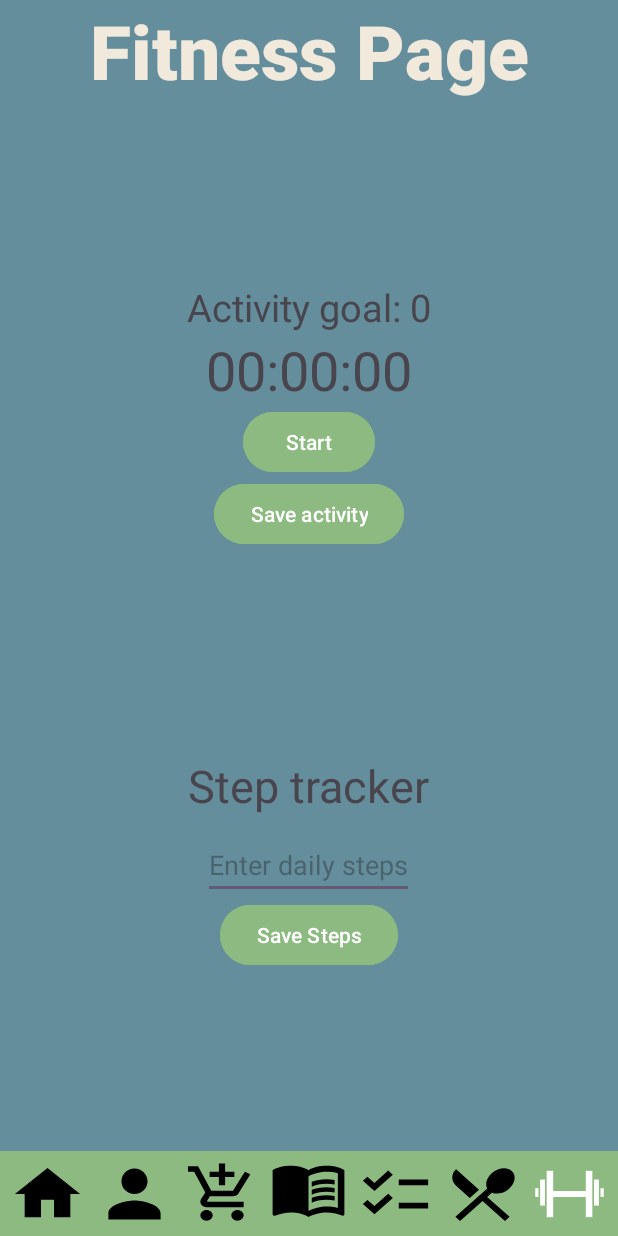
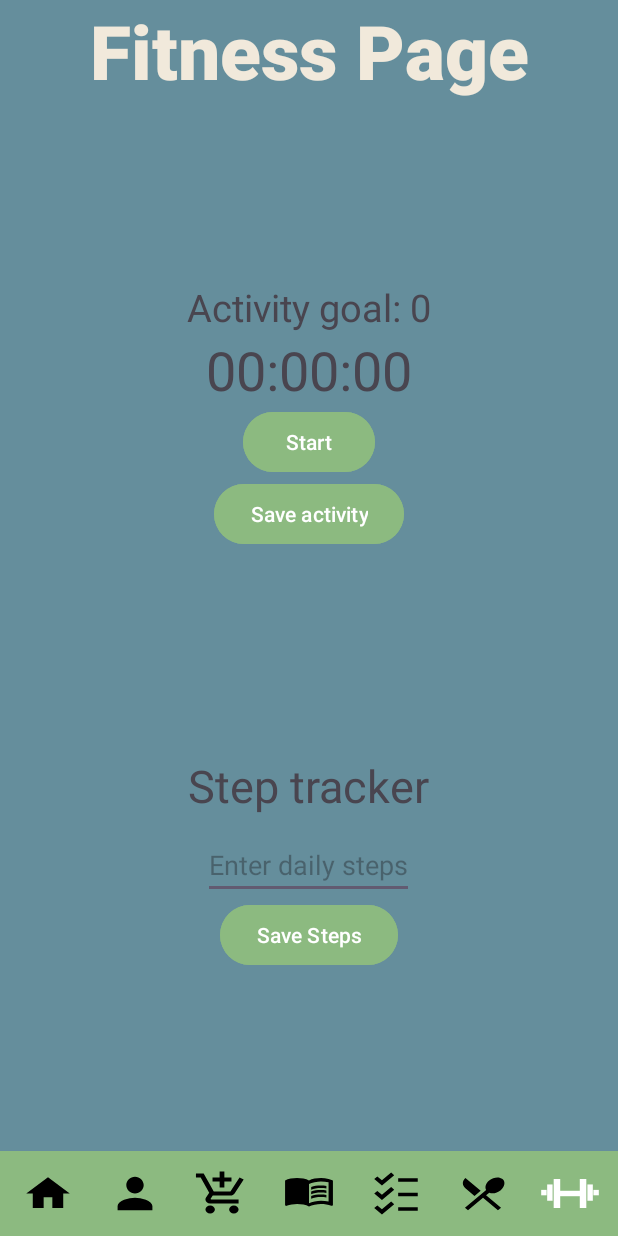
Before and after one commit to kailen-mccauley/CS2340A_Team24, an Android app: the FitnessActivity screen opened directly, with no data from a screen before it, on a phone screen of 412 x 824 dp. Run offline under Robolectric (Android 15) with nearby library versions, the phone set to English and light mode, and no system bars; our stand-ins replace Firebase (no records; nobody signed in at launch, a user with empty details on screens opened directly).

Commit message:
Small aesthetic changes to second iteration of navigation bar.

```diff
--- a/GreenPlate/app/src/main/res/drawable/ic_fitness_foreground.xml
+++ b/GreenPlate/app/src/main/res/drawable/ic_fitness_foreground.xml
@@ -1,6 +1,6 @@
 <vector xmlns:android="http://schemas.android.com/apk/res/android"
-    android:width="90dp"
-    android:height="80dp"
+    android:width="60dp"
+    android:height="50dp"
     android:viewportWidth="24"
     android:viewportHeight="24"
     android:tint="#000000">
@@ -10,31 +10,33 @@
         android:translateY="5.04">
         <path
             android:pathData="M6,12 L18,12"
-            android:strokeWidth="2"
+            android:strokeWidth="3"
+            android:strokeColor="@android:color/white"/>
+
+        <path
+            android:pathData="M18,4 V20"
+            android:strokeWidth="3"
             android:strokeColor="@android:color/white"/>
         <path
-            android:pathData="M18,4 V20"
-            android:strokeWidth="2"
+            android:pathData="M21.25,7 V16"
+            android:strokeWidth="2.5"
             android:strokeColor="@android:color/white"/>
         <path
-            android:pathData="M20.25,7 V16"
-            android:strokeWidth="1.5"
+            android:pathData="M24,10 V13"
+            android:strokeWidth="2.5"
+            android:strokeColor="@android:color/white"/>
+
+        <path
+            android:pathData="M6,4 V20"
+            android:strokeWidth="3"
             android:strokeColor="@android:color/white"/>
         <path
-            android:pathData="M22,10 V13"
-            android:strokeWidth="1"
+            android:pathData="M2.75,7 V16"
+            android:strokeWidth="2.5"
             android:strokeColor="@android:color/white"/>
         <path
-            android:pathData="M6,4 V20"
-            android:strokeWidth="2"
-            android:strokeColor="@android:color/white"/>
-        <path
-            android:pathData="M3.75,7 V16"
-            android:strokeWidth="1.5"
-            android:strokeColor="@android:color/white"/>
-        <path
-            android:pathData="M2,10 V13"
-            android:strokeWidth="1"
+            android:pathData="M0,10 V13"
+            android:strokeWidth="2.5"
             android:strokeColor="@android:color/white"/>
     </group>
 </vector>
--- a/GreenPlate/app/src/main/res/drawable/ic_home_foreground.xml
+++ b/GreenPlate/app/src/main/res/drawable/ic_home_foreground.xml
@@ -1,6 +1,6 @@
 <vector xmlns:android="http://schemas.android.com/apk/res/android"
-    android:width="90dp"
-    android:height="80dp"
+    android:width="60dp"
+    android:height="50dp"
     android:viewportWidth="24"
     android:viewportHeight="24"
     android:tint="#000000">
--- a/GreenPlate/app/src/main/res/drawable/ic_ingredient_foreground.xml
+++ b/GreenPlate/app/src/main/res/drawable/ic_ingredient_foreground.xml
@@ -1,15 +1,15 @@
 <vector xmlns:android="http://schemas.android.com/apk/res/android"
-    android:width="90dp"
-    android:height="80dp"
+    android:width="60dp"
+    android:height="50dp"
     android:viewportWidth="24"
     android:viewportHeight="24"
     android:tint="#000000">
   <group android:scaleX="0.58"
       android:scaleY="0.58"
       android:translateX="5.04"
-      android:translateY="5.04">
+      android:translateY="3.04">
     <path
         android:fillColor="@android:color/white"
-        android:pathData="M22,7h-9v2h9V7zM22,15h-9v2h9V15zM5.54,11L2,7.46l1.41,-1.41l2.12,2.12l4.24,-4.24l1.41,1.41L5.54,11zM5.54,19L2,15.46l1.41,-1.41l2.12,2.12l4.24,-4.24l1.41,1.41L5.54,19z"/>
+        android:pathData="M22,7h-9v2h9V7zM22,15h-9v2h9V15zM22,23h-9v2h9V7zM5.54,11L2,7.46l1.41,-1.41l2.12,2.12l4.24,-4.24l1.41,1.41L5.54,11zM5.54,19L2,15.46l1.41,-1.41l2.12,2.12l4.24,-4.24l1.41,1.41L5.54,19zM5.54,27L2,23.46l1.41,-1.41l2.12,2.12l4.24,-4.24l1.41,1.41L5.54,27z"/>
   </group>
 </vector>
--- a/GreenPlate/app/src/main/res/drawable/ic_meal_foreground.xml
+++ b/GreenPlate/app/src/main/res/drawable/ic_meal_foreground.xml
@@ -1,6 +1,6 @@
 <vector xmlns:android="http://schemas.android.com/apk/res/android"
-    android:width="90dp"
-    android:height="80dp"
+    android:width="60dp"
+    android:height="50dp"
     android:viewportWidth="24"
     android:viewportHeight="24"
     android:tint="#000000">
--- a/GreenPlate/app/src/main/res/drawable/ic_recipe_foreground.xml
+++ /dev/null
@@ -1,16 +0,0 @@
-<vector xmlns:android="http://schemas.android.com/apk/res/android"
-    android:width="100dp"
-    android:height="90dp"
-    android:viewportWidth="24"
-    android:viewportHeight="24"
-    android:tint="#000000">
-  <group android:scaleX="0.58"
-      android:scaleY="0.58"
-      android:translateX="5.04"
-      android:translateY="5.04">
-    <path
-        android:fillColor="@android:color/white"
-        android:pathData="M19.28,16.34C18.07,15.45 17.46,15 17.46,15s0.32,-0.59 0.96,-1.78c0.38,-0.59 1.22,-0.59 1.6,0l0.81,1.26c0.19,0.3 0.21,0.68 0.06,1l-0.22,0.47C20.42,16.49 19.76,16.67 19.28,16.34zM4.72,16.34c-0.48,0.33 -1.13,0.15 -1.39,-0.38L3.1,15.49c-0.15,-0.32 -0.13,-0.7 0.06,-1l0.81,-1.26c0.38,-0.59 1.22,-0.59 1.6,0C6.22,14.41 6.54,15 6.54,15S5.93,15.45 4.72,16.34zM15.36,9.37c0.09,-0.68 0.73,-1.06 1.27,-0.75l1.59,0.9c0.46,0.26 0.63,0.91 0.36,1.41L16.5,15h-1.8L15.36,9.37zM8.63,9.37L9.3,15H7.5l-2.09,-4.08c-0.27,-0.5 -0.1,-1.15 0.36,-1.41l1.59,-0.9C7.89,8.31 8.54,8.69 8.63,9.37zM13.8,15h-3.6L9.46,8.12C9.39,7.53 9.81,7 10.34,7h3.3c0.53,0 0.94,0.53 0.88,1.12L13.8,15z"
-        android:fillType="evenOdd"/>
-  </group>
-</vector>
--- a/GreenPlate/app/src/main/res/drawable/ic_shopping_foreground.xml
+++ b/GreenPlate/app/src/main/res/drawable/ic_shopping_foreground.xml
@@ -1,6 +1,6 @@
 <vector xmlns:android="http://schemas.android.com/apk/res/android"
-    android:width="85dp"
-    android:height="75dp"
+    android:width="65dp"
+    android:height="55dp"
     android:viewportWidth="24"
     android:viewportHeight="24"
     android:tint="#000000">
--- a/GreenPlate/app/src/main/res/drawable/personal_info_foreground.xml
+++ b/GreenPlate/app/src/main/res/drawable/personal_info_foreground.xml
@@ -1,6 +1,6 @@
 <vector xmlns:android="http://schemas.android.com/apk/res/android"
-    android:width="90dp"
-    android:height="88dp"
+    android:width="60dp"
+    android:height="58dp"
     android:viewportWidth="24"
     android:viewportHeight="24"
     android:tint="#000000">
--- a/GreenPlate/app/src/main/res/drawable/recipe_foreground.xml
+++ b/GreenPlate/app/src/main/res/drawable/recipe_foreground.xml
@@ -1,6 +1,6 @@
 <vector xmlns:android="http://schemas.android.com/apk/res/android"
-    android:width="90dp"
-    android:height="90dp"
+    android:width="60dp"
+    android:height="50dp"
     android:viewportWidth="24"
     android:viewportHeight="26"
     android:tint="#000000"
```
